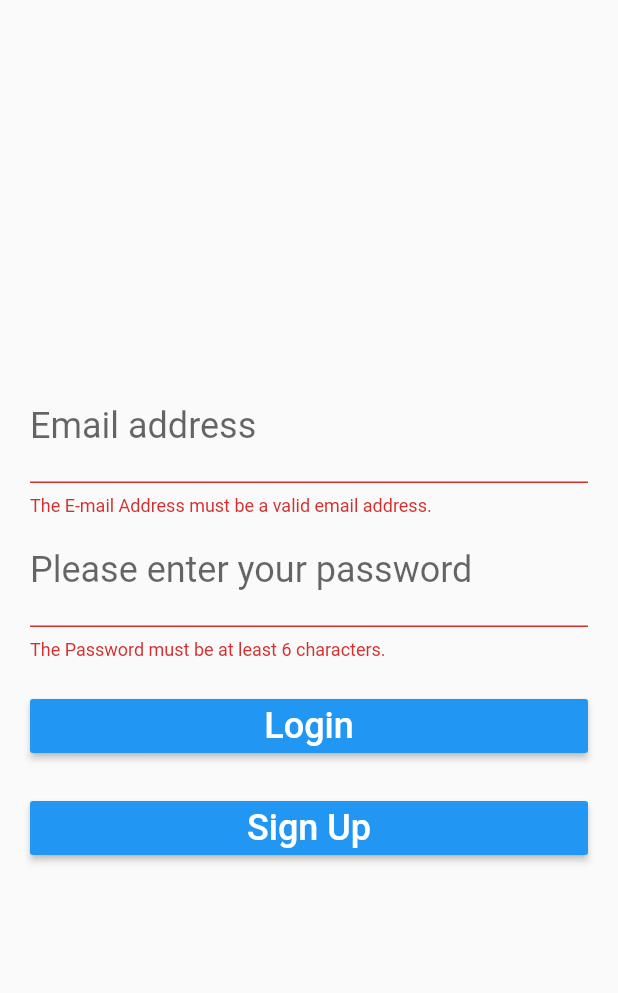
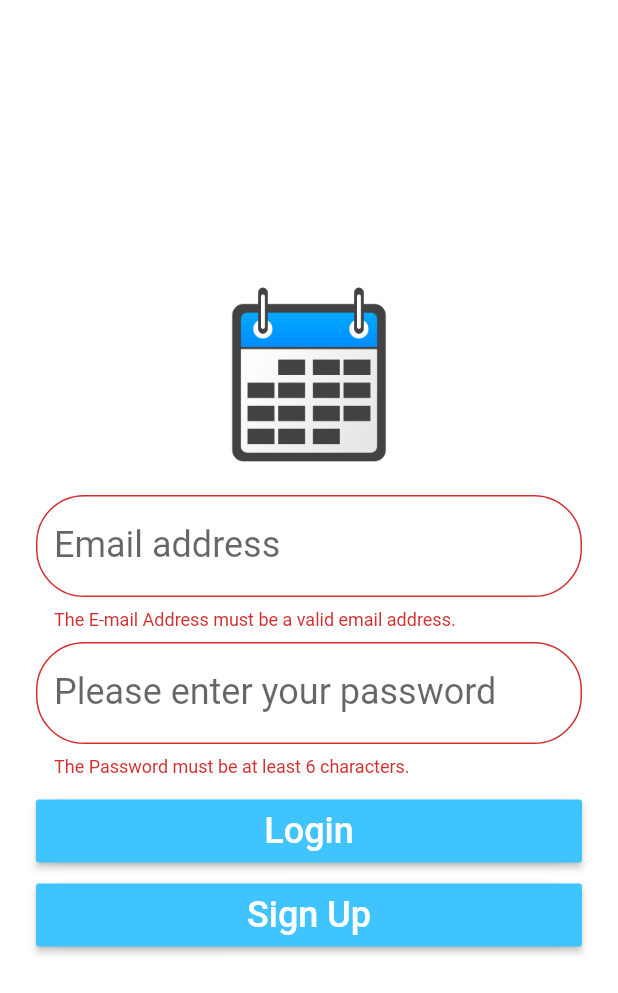
Before and after one commit to mattgraham1/FlutterCalendar, a Flutter app: the screen it shows after launch, after a tap on "Login", on a phone screen of 412 x 824 dp. Shown: the top 993 px of the screen. Run offline on Flutter 3.47's test engine with Material 2 defaults, Android fonts, the phone set to English and light mode, and no system bars; our stand-ins replace cloud_firestore, datetime_picker_formfield, firebase_auth, google_sign_in; accounts and stored records are empty.

Commit message:
Updates to add a calendar image to the login page. Added a circular progress spinner after a user selects login/signup buttons. Fixed some contrast coloring so the UI is easier to read.

```diff
--- a/lib/event_list_view.dart
+++ b/lib/event_list_view.dart
@@ -7,21 +7,21 @@ import 'package:flutter_widget_app/event_creator.dart';
 import 'package:flutter_widget_app/event_model.dart';
 
 class EventsView extends StatefulWidget {
-  final DateTime eventDate;
+  final DateTime _eventDate;
 
-  EventsView(DateTime date) : eventDate = date;
+  EventsView(DateTime date) : _eventDate = date;
 
   @override
   State<StatefulWidget> createState() {
-    return _EventsViewState(eventDate);
+    return EventsViewState(_eventDate);
   }
 }
 
-class _EventsViewState extends State<EventsView> {
+class EventsViewState extends State<EventsView> {
   final FirebaseAuth _auth = FirebaseAuth.instance;
   final DateTime _eventDate;
 
-  _EventsViewState(DateTime date) : _eventDate = date;
+  EventsViewState(DateTime date) : _eventDate = date;
 
   Future<QuerySnapshot> _getEvents() async {
     FirebaseUser currentUser = await _auth.currentUser();
@@ -65,7 +65,7 @@ class _EventsViewState extends State<EventsView> {
                     return new GestureDetector(
                       onTap: () => _onCardClicked(document),
                       child: new Card(
-                        color: Colors.orangeAccent,
+                        color: Colors.yellow,
                         elevation: 10.0,
                         shape: Border.all(color: Colors.black),
                         child: new Row(
--- a/lib/main.dart
+++ b/lib/main.dart
@@ -315,12 +315,12 @@ class CalendarState extends State<MonthView> {
               if (eventCount > 0) {
                 return Container(
                     decoration: new BoxDecoration(
-                      color: Colors.green,
+                      color: Colors.yellow,
                     ),
                     child: new Text(
-                      "Events: $eventCount",
+                      "Events:$eventCount",
                       maxLines: 1,
-                      style: new TextStyle(fontSize: 12.0),
+                      style: new TextStyle(fontWeight: FontWeight.bold,fontSize: 12.0),
                     )
                 );
               } else {
--- a/lib/splash_screen.dart
+++ b/lib/splash_screen.dart
@@ -2,7 +2,7 @@ import 'package:flutter/material.dart';
 import 'dart:async';
 import 'package:firebase_auth/firebase_auth.dart';
 
-class _LoginData {
+class LoginData {
   String email = '';
   String password = '';
 }
@@ -15,7 +15,8 @@ class SplashPage extends StatefulWidget {
 class _SplashPageState extends State<SplashPage> {
   final FirebaseAuth _auth = FirebaseAuth.instance;
   final GlobalKey<FormState> _formKey = new GlobalKey<FormState>();
-  _LoginData _data = new _LoginData();
+  LoginData _data = new LoginData();
+  bool _isLoading = false;
 
   String validateEmail(String value) {
     if (value.isEmpty || !value.contains('@')) {
@@ -38,9 +39,9 @@ class _SplashPageState extends State<SplashPage> {
     if (this._formKey.currentState.validate()) {
        _formKey.currentState.save(); // Save our form now.
 
-      print('Printing the login data.');
-      print('Email: ${_data.email}');
-      print('Password: ${_data.password}');
+       setState(() {
+         _isLoading = true;
+       });
 
       try {
         user = await _auth.signInWithEmailAndPassword(email: _data.email,
@@ -54,7 +55,10 @@ class _SplashPageState extends State<SplashPage> {
         final FirebaseUser currentUser = await _auth.currentUser();
         assert(user.uid == currentUser.uid);
 
-        print('signInEmail succeeded: $user');
+        print('signInEmail succeeded');
+        setState(() {
+          _isLoading = false;
+        });
 
         // Navigate to main calendar view
         _navigateToCalendarView();
@@ -87,7 +91,7 @@ class _SplashPageState extends State<SplashPage> {
         final FirebaseUser currentUser = await _auth.currentUser();
         assert(user.uid == currentUser.uid);
 
-        print('signInEmail succeeded: $user');
+        print('signInEmail succeeded');
 
         // Navigate to main calendar view
         _navigateToCalendarView();
@@ -110,67 +114,106 @@ class _SplashPageState extends State<SplashPage> {
 
   @override
   Widget build(BuildContext context) {
-    return new Scaffold(
-      body: Container (
-        padding: EdgeInsets.all(20.0),
-        alignment: Alignment.center,
-        child: new Form(
-          key: this._formKey,
-            child: new Column(
-              mainAxisSize: MainAxisSize.min,
-              children: <Widget>[
-                new TextFormField(
+    print('build().....');
+    final emailWidget = new TextFormField(
       keyboardType: TextInputType.emailAddress,
       decoration: new InputDecoration(
           hintText: 'firstname.lastname@gmail.com',
           labelText: 'Email address',
+          border: OutlineInputBorder(
+              borderRadius: BorderRadius.circular(32.0)
+          )
       ),
       style: TextStyle(fontSize: 24.0, color: Colors.black),
       validator: this.validateEmail,
       onSaved: (String value) {
         this._data.email = value;
       },
-                ),
-                new TextFormField(
+    );
+
+    final passwordWidget = new TextFormField(
       obscureText: true,
       decoration: new InputDecoration(
           hintText: 'Password',
           labelText: 'Please enter your password',
+          border: OutlineInputBorder(
+              borderRadius: BorderRadius.circular(32.0)
+          )
       ),
       style: TextStyle(fontSize: 24.0, color: Colors.black),
       validator: this.validatePassword,
       onSaved: (String value) {
         this._data.password = value;
       },
-                ),
-                new Container(
-                  width: MediaQuery.of(context).size.width,
-                  margin: new EdgeInsets.only(top: 20.0),
-                  child: new RaisedButton(
-                    child: new Text(
-                      'Login',
-                      style: new TextStyle(fontSize: 24.0, color: Colors.white),
-                    ),
-                    color: Colors.blue,
-                    onPressed: this.signInWithEmail
-                  ),
-                ),
-                new Container(
-                  width: MediaQuery.of(context).size.width,
-                  margin: new EdgeInsets.only(top: 20.0),
-                  child: new RaisedButton(
-                    child: new Text(
-                      'Sign Up',
-                      style: new TextStyle(fontSize: 24.0, color: Colors.white),
-                    ),
-                    color: Colors.blue,
-                    onPressed: this.signUpWithEmail
-                  ),
-                ),
-              ],
-            )
+    );
+
+    final loginButton = new Padding(
+      padding: EdgeInsets.symmetric(vertical: 4.0),
+      child: new Material(
+        borderRadius: BorderRadius.circular(30.0),
+        shadowColor: Colors.lightBlueAccent.shade100,
+        child: new MaterialButton(
+            minWidth: 200.0,
+            height: 42.0,
+            color: Colors.lightBlueAccent,
+            onPressed: () {
+              this.signInWithEmail();
+            },
+            child: new Text('Login', style: new TextStyle(fontSize: 24.0, color: Colors.white))
         ),
       ),
     );
+
+    final signUpButton = new Padding(
+      padding: EdgeInsets.symmetric(vertical: 4.0),
+      child: new Material(
+        borderRadius: BorderRadius.circular(30.0),
+        shadowColor: Colors.lightBlueAccent.shade100,
+        child: new MaterialButton(
+          minWidth: 200.0,
+          height: 42.0,
+          color: Colors.lightBlueAccent,
+          onPressed: this.signUpWithEmail,
+          child: new Text('Sign Up', style: new TextStyle(fontSize: 24.0, color: Colors.white))
+        ),
+      ),
+    );
+
+    final loginImage = new Image.asset('assets/calendar.png',
+      height: 128.0,
+    );
+
+    final loadingSpinner = new Center(
+      heightFactor: null,
+      widthFactor: null,
+      child: new CircularProgressIndicator(),
+    );
+
+    return new Scaffold(
+      backgroundColor: Colors.white,
+      body: Center(
+        child: ListView(
+          shrinkWrap: true,
+          padding: EdgeInsets.only(left: 24.0, right: 24.0),
+          children: <Widget>[
+            loginImage,
+            SizedBox(height: 16.0),
+            new Form(
+              key: this._formKey,
+              child: new Column(
+                children: <Widget>[
+                  emailWidget,
+                  SizedBox(height: 8.0),
+                  passwordWidget,
+                ],
+              ),
+            ),
+            SizedBox(height: 8.0),
+            _isLoading ? loadingSpinner : loginButton,
+            _isLoading ? loadingSpinner : signUpButton,
+          ],
+        ),
+      )
+    );
   }
 }
--- a/pubspec.yaml
+++ b/pubspec.yaml
@@ -37,6 +37,8 @@ flutter:
   # assets:
   #  - images/a_dot_burr.jpeg
   #  - images/a_dot_ham.jpeg
+  assets:
+    - assets/calendar.png
 
   # An image asset can refer to one or more resolution-specific "variants", see
   # https://flutter.io/assets-and-images/#resolution-aware.
```
Also changed, not shown: assets/calendar.png (added), 7 other files. Lines whose indentation alone changed are shown as unchanged.
